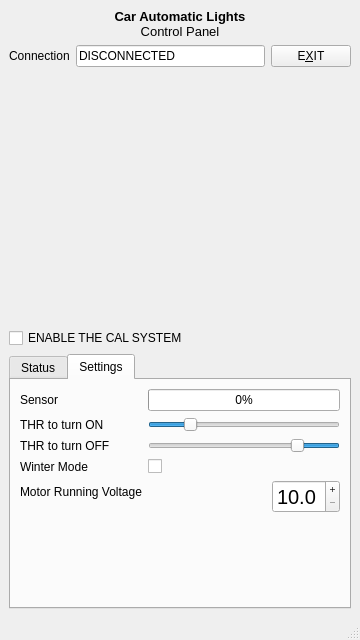
First picture: the form in qt_HMI/mainwindow.ui, repository yossioo/car-automatic-lights, before the edit.
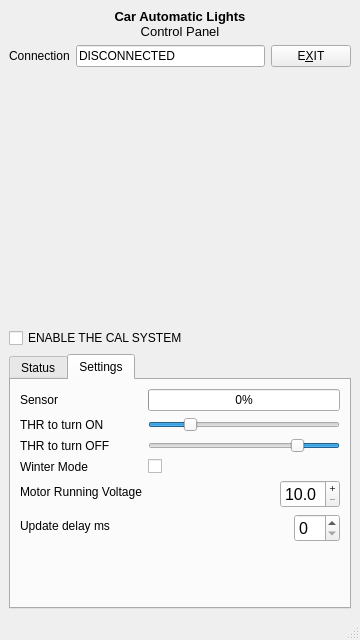
Second picture: the form after the edit.

Commit message: spinBox for ESP loop delay ms

Diff of the .ui file:
```diff
--- a/qt_HMI/mainwindow.ui
+++ b/qt_HMI/mainwindow.ui
@@ -298,7 +298,7 @@
            <widget class="QDoubleSpinBox" name="spbMotorVthr">
             <property name="font">
              <font>
-              <pointsize>15</pointsize>
+              <pointsize>12</pointsize>
              </font>
             </property>
             <property name="buttonSymbols">
@@ -323,6 +323,39 @@
           </item>
          </layout>
         </item>
+        <item row="5" column="0">
+         <widget class="QLabel" name="label_8">
+          <property name="text">
+           <string>Update delay ms</string>
+          </property>
+         </widget>
+        </item>
+        <item row="5" column="1">
+         <layout class="QHBoxLayout" name="horizontalLayout_4">
+          <item>
+           <spacer name="horizontalSpacer_3">
+            <property name="orientation">
+             <enum>Qt::Horizontal</enum>
+            </property>
+            <property name="sizeHint" stdset="0">
+             <size>
+              <width>40</width>
+              <height>20</height>
+             </size>
+            </property>
+           </spacer>
+          </item>
+          <item>
+           <widget class="QSpinBox" name="spbDelayms">
+            <property name="font">
+             <font>
+              <pointsize>12</pointsize>
+             </font>
+            </property>
+           </widget>
+          </item>
+         </layout>
+        </item>
        </layout>
       </widget>
      </widget>
```
The commit also changes 1 other file.
